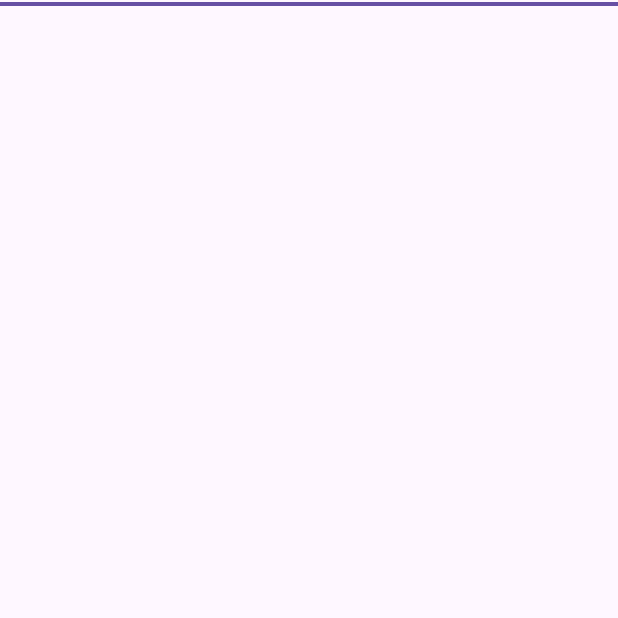
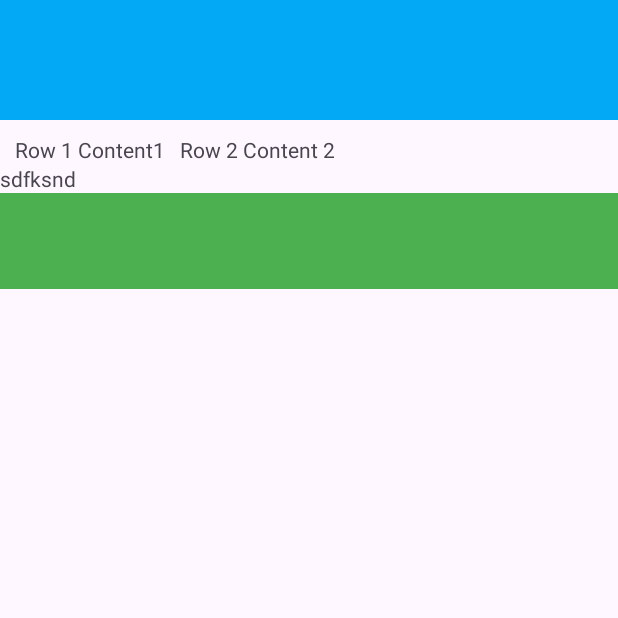
Before and after one commit to Luckykandpal021/Android-Practice, an Android app: the screen it shows after launch (MainActivity), on a phone screen of 412 x 824 dp, the top half of it. Run offline under Robolectric (Android 15) with nearby library versions, the phone set to English and light mode, and no system bars; 1 statement that could not run was skipped.

Commit message:
First Commit

```diff
--- a/app/src/main/java/com/example/androidpractice/MainActivity.java
+++ b/app/src/main/java/com/example/androidpractice/MainActivity.java
@@ -1,7 +1,7 @@
 package com.example.androidpractice;
 
 import androidx.appcompat.app.AppCompatActivity;
-
+import androidx.appcompat.widget.Toolbar;
 import android.os.Bundle;
 
 public class MainActivity extends AppCompatActivity {
@@ -10,5 +10,13 @@ public class MainActivity extends AppCompatActivity {
     protected void onCreate(Bundle savedInstanceState) {
         super.onCreate(savedInstanceState);
         setContentView(R.layout.activity_main);
+
+        // assigning ID of the toolbar to a variable
+        Toolbar toolbar = (Toolbar) findViewById(R.id.toolbar);
+
+        // using toolbar as ActionBar
+        setSupportActionBar(toolbar);
+
+
     }
 }
--- a/app/src/main/res/layout/activity_main.xml
+++ b/app/src/main/res/layout/activity_main.xml
@@ -6,11 +6,34 @@
     android:orientation="vertical"
     tools:context=".MainActivity">
 
+    <View
+        android:layout_width="match_parent"
+        android:layout_height="80dp"
+        android:background="#03A9F4"/>
+    <LinearLayout android:layout_height="wrap_content" android:layout_width="match_parent" android:orientation="horizontal">
+        <TextView
+            android:layout_width="wrap_content"
+            android:layout_height="wrap_content"
+            android:layout_marginLeft="10dp"
+            android:layout_marginTop="10dp"
+            android:text="Row 1 Content1"/>
+        <TextView
+            android:layout_width="wrap_content"
+            android:layout_height="wrap_content"
+            android:layout_marginTop="10dp"
+            android:layout_marginLeft="10dp"
+            android:text="Row 2 Content 2"/>
+    </LinearLayout>
+    <TextView android:layout_width="wrap_content" android:layout_height="wrap_content"
+        android:text="sdfksnd"/>
 
-    <Button
-        android:id="@+id/button"
+    <androidx.appcompat.widget.Toolbar
+        android:id="@+id/toolbar2"
         android:layout_width="match_parent"
-        android:layout_height="5sp"
-        android:text="Button" />
+        android:layout_height="wrap_content"
+        android:background="#4CAF50"
+        android:minHeight="?attr/actionBarSize"
+        android:theme="?attr/actionBarTheme" />
+
 
 </LinearLayout>
```
